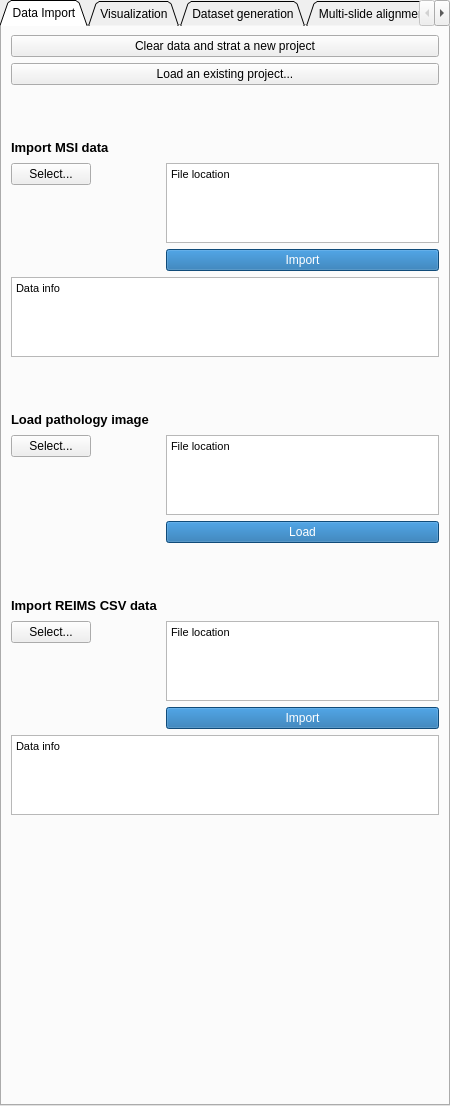
Before: the Qt Designer form SlicerDESI/Resources/UI/SlicerDESI.ui in jamzad/SlicerMassVision, drawn with Qt 5.
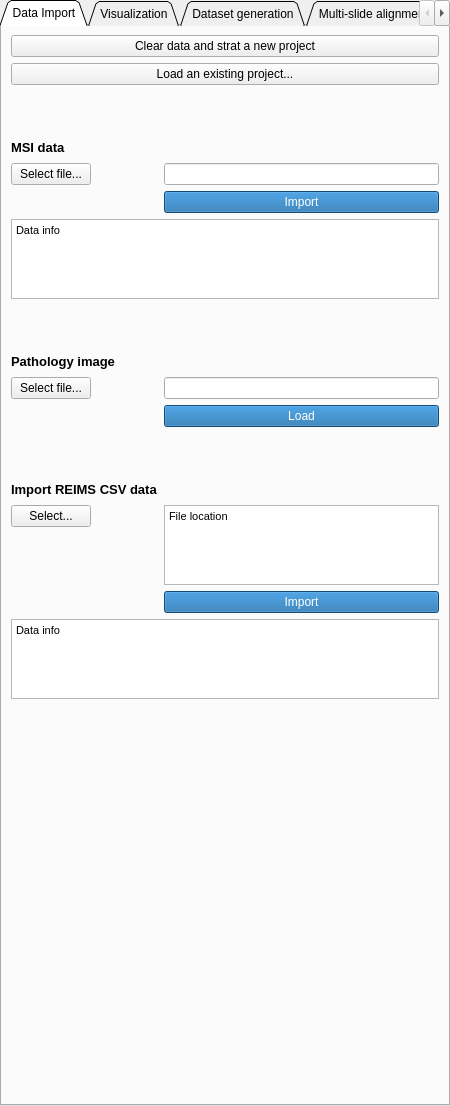
After: the same form once the commit is applied. The open tabs and pages were chosen to show the change.

Commit message: UPD update user interface for file importat

```diff
--- a/SlicerDESI/Resources/UI/SlicerDESI.ui
+++ b/SlicerDESI/Resources/UI/SlicerDESI.ui
@@ -56,23 +56,7 @@
       </property>
      </widget>
     </item>
-    <item row="2" column="0" colspan="2">
-     <spacer name="verticalSpacer_16">
-      <property name="orientation">
-       <enum>Qt::Vertical</enum>
-      </property>
-      <property name="sizeType">
-       <enum>QSizePolicy::Fixed</enum>
-      </property>
-      <property name="sizeHint" stdset="0">
-       <size>
-        <width>20</width>
-        <height>40</height>
-       </size>
-      </property>
-     </spacer>
-    </item>
-    <item row="3" column="0">
+    <item row="4" column="0">
      <widget class="QLabel" name="label_55">
       <property name="font">
        <font>
@@ -85,11 +69,11 @@
        <string notr="true"/>
       </property>
       <property name="text">
-       <string>Import MSI data</string>
+       <string>MSI data</string>
       </property>
      </widget>
     </item>
-    <item row="3" column="1">
+    <item row="4" column="1">
      <spacer name="horizontalSpacer_24">
       <property name="orientation">
        <enum>Qt::Horizontal</enum>
@@ -102,34 +86,21 @@
       </property>
      </spacer>
     </item>
-    <item row="4" column="0">
+    <item row="5" column="0">
      <widget class="QPushButton" name="textFileSelect">
       <property name="text">
-       <string>Select...</string>
-      </property>
-     </widget>
-    </item>
-    <item row="4" column="1">
-     <widget class="QTextBrowser" name="filenameTextBrowser">
-      <property name="maximumSize">
-       <size>
-        <width>16777215</width>
-        <height>80</height>
-       </size>
-      </property>
-      <property name="lineWidth">
-       <number>0</number>
-      </property>
-      <property name="html">
-       <string>&lt;!DOCTYPE HTML PUBLIC &quot;-//W3C//DTD HTML 4.0//EN&quot; &quot;http://www.w3.org/TR/REC-html40/strict.dtd&quot;&gt;
-&lt;html&gt;&lt;head&gt;&lt;meta name=&quot;qrichtext&quot; content=&quot;1&quot; /&gt;&lt;style type=&quot;text/css&quot;&gt;
-p, li { white-space: pre-wrap; }
-&lt;/style&gt;&lt;/head&gt;&lt;body style=&quot; font-family:'MS Shell Dlg 2'; font-size:8.25pt; font-weight:400; font-style:normal;&quot;&gt;
-&lt;p style=&quot; margin-top:0px; margin-bottom:0px; margin-left:0px; margin-right:0px; -qt-block-indent:0; text-indent:0px;&quot;&gt;File location&lt;/p&gt;&lt;/body&gt;&lt;/html&gt;</string>
+       <string>Select file...</string>
       </property>
      </widget>
     </item>
     <item row="5" column="1">
+     <widget class="QLineEdit" name="ImportlineEdit">
+      <property name="readOnly">
+       <bool>true</bool>
+      </property>
+     </widget>
+    </item>
+    <item row="6" column="1">
      <widget class="QPushButton" name="textFileLoad">
       <property name="styleSheet">
        <string notr="true">background-color: #1769aa;
@@ -138,9 +109,18 @@
       <property name="text">
        <string>Import</string>
       </property>
+      <property name="autoDefault">
+       <bool>false</bool>
+      </property>
+      <property name="default">
+       <bool>false</bool>
+      </property>
+      <property name="flat">
+       <bool>false</bool>
+      </property>
      </widget>
     </item>
-    <item row="6" column="0" colspan="2">
+    <item row="7" column="0" colspan="2">
      <widget class="QTextBrowser" name="dataInformation">
       <property name="maximumSize">
        <size>
@@ -157,7 +137,7 @@
       </property>
      </widget>
     </item>
-    <item row="7" column="0" colspan="2">
+    <item row="8" column="0" colspan="2">
      <spacer name="verticalSpacer_15">
       <property name="orientation">
        <enum>Qt::Vertical</enum>
@@ -173,7 +153,7 @@
       </property>
      </spacer>
     </item>
-    <item row="8" column="0">
+    <item row="9" column="0">
      <widget class="QLabel" name="label_61">
       <property name="font">
        <font>
@@ -186,11 +166,11 @@
        <string notr="true"/>
       </property>
       <property name="text">
-       <string>Load pathology image   </string>
+       <string>Pathology image   </string>
       </property>
      </widget>
     </item>
-    <item row="8" column="1">
+    <item row="9" column="1">
      <spacer name="horizontalSpacer_5">
       <property name="orientation">
        <enum>Qt::Horizontal</enum>
@@ -203,31 +183,21 @@
       </property>
      </spacer>
     </item>
-    <item row="9" column="0">
+    <item row="10" column="0">
      <widget class="QPushButton" name="histoFileSelect">
       <property name="text">
-       <string>Select...</string>
-      </property>
-     </widget>
-    </item>
-    <item row="9" column="1">
-     <widget class="QTextBrowser" name="histoTextBrowser">
-      <property name="maximumSize">
-       <size>
-        <width>16777215</width>
-        <height>80</height>
-       </size>
-      </property>
-      <property name="html">
-       <string>&lt;!DOCTYPE HTML PUBLIC &quot;-//W3C//DTD HTML 4.0//EN&quot; &quot;http://www.w3.org/TR/REC-html40/strict.dtd&quot;&gt;
-&lt;html&gt;&lt;head&gt;&lt;meta name=&quot;qrichtext&quot; content=&quot;1&quot; /&gt;&lt;style type=&quot;text/css&quot;&gt;
-p, li { white-space: pre-wrap; }
-&lt;/style&gt;&lt;/head&gt;&lt;body style=&quot; font-family:'MS Shell Dlg 2'; font-size:8.25pt; font-weight:400; font-style:normal;&quot;&gt;
-&lt;p style=&quot; margin-top:0px; margin-bottom:0px; margin-left:0px; margin-right:0px; -qt-block-indent:0; text-indent:0px;&quot;&gt;File location&lt;/p&gt;&lt;/body&gt;&lt;/html&gt;</string>
+       <string>Select file...</string>
       </property>
      </widget>
     </item>
     <item row="10" column="1">
+     <widget class="QLineEdit" name="HistoLineEdit">
+      <property name="readOnly">
+       <bool>true</bool>
+      </property>
+     </widget>
+    </item>
+    <item row="11" column="1">
      <widget class="QPushButton" name="loadHisto">
       <property name="styleSheet">
        <string notr="true">background-color: #1769aa;
@@ -238,7 +208,23 @@
       </property>
      </widget>
     </item>
-    <item row="12" column="0">
+    <item row="12" column="0" colspan="2">
+     <spacer name="verticalSpacer_25">
+      <property name="orientation">
+       <enum>Qt::Vertical</enum>
+      </property>
+      <property name="sizeType">
+       <enum>QSizePolicy::Fixed</enum>
+      </property>
+      <property name="sizeHint" stdset="0">
+       <size>
+        <width>20</width>
+        <height>40</height>
+       </size>
+      </property>
+     </spacer>
+    </item>
+    <item row="13" column="0">
      <widget class="QLabel" name="label_REIMS">
       <property name="font">
        <font>
@@ -255,7 +241,7 @@
       </property>
      </widget>
     </item>
-    <item row="12" column="1">
+    <item row="13" column="1">
      <spacer name="horizontalSpacer_28">
       <property name="orientation">
        <enum>Qt::Horizontal</enum>
@@ -268,43 +254,7 @@
       </property>
      </spacer>
     </item>
-    <item row="11" column="0" colspan="2">
-     <spacer name="verticalSpacer_25">
-      <property name="orientation">
-       <enum>Qt::Vertical</enum>
-      </property>
-      <property name="sizeType">
-       <enum>QSizePolicy::Fixed</enum>
-      </property>
-      <property name="sizeHint" stdset="0">
-       <size>
-        <width>20</width>
-        <height>40</height>
-       </size>
-      </property>
-     </spacer>
-    </item>
-    <item row="13" column="1">
-     <widget class="QTextBrowser" name="filenameREIMSBrowser">
-      <property name="maximumSize">
-       <size>
-        <width>16777215</width>
-        <height>80</height>
-       </size>
-      </property>
-      <property name="lineWidth">
-       <number>0</number>
-      </property>
-      <property name="html">
-       <string>&lt;!DOCTYPE HTML PUBLIC &quot;-//W3C//DTD HTML 4.0//EN&quot; &quot;http://www.w3.org/TR/REC-html40/strict.dtd&quot;&gt;
-&lt;html&gt;&lt;head&gt;&lt;meta name=&quot;qrichtext&quot; content=&quot;1&quot; /&gt;&lt;style type=&quot;text/css&quot;&gt;
-p, li { white-space: pre-wrap; }
-&lt;/style&gt;&lt;/head&gt;&lt;body style=&quot; font-family:'MS Shell Dlg 2'; font-size:8.25pt; font-weight:400; font-style:normal;&quot;&gt;
-&lt;p style=&quot; margin-top:0px; margin-bottom:0px; margin-left:0px; margin-right:0px; -qt-block-indent:0; text-indent:0px;&quot;&gt;File location&lt;/p&gt;&lt;/body&gt;&lt;/html&gt;</string>
-      </property>
-     </widget>
-    </item>
-    <item row="13" column="0">
+    <item row="14" column="0">
      <widget class="QPushButton" name="REIMSFileSelect">
       <property name="text">
        <string>Select...</string>
@@ -312,6 +262,26 @@
      </widget>
     </item>
     <item row="14" column="1">
+     <widget class="QTextBrowser" name="filenameREIMSBrowser">
+      <property name="maximumSize">
+       <size>
+        <width>16777215</width>
+        <height>80</height>
+       </size>
+      </property>
+      <property name="lineWidth">
+       <number>0</number>
+      </property>
+      <property name="html">
+       <string>&lt;!DOCTYPE HTML PUBLIC &quot;-//W3C//DTD HTML 4.0//EN&quot; &quot;http://www.w3.org/TR/REC-html40/strict.dtd&quot;&gt;
+&lt;html&gt;&lt;head&gt;&lt;meta name=&quot;qrichtext&quot; content=&quot;1&quot; /&gt;&lt;style type=&quot;text/css&quot;&gt;
+p, li { white-space: pre-wrap; }
+&lt;/style&gt;&lt;/head&gt;&lt;body style=&quot; font-family:'MS Shell Dlg 2'; font-size:8.25pt; font-weight:400; font-style:normal;&quot;&gt;
+&lt;p style=&quot; margin-top:0px; margin-bottom:0px; margin-left:0px; margin-right:0px; -qt-block-indent:0; text-indent:0px;&quot;&gt;File location&lt;/p&gt;&lt;/body&gt;&lt;/html&gt;</string>
+      </property>
+     </widget>
+    </item>
+    <item row="15" column="1">
      <widget class="QPushButton" name="REIMSFileLoad">
       <property name="styleSheet">
        <string notr="true">background-color: #1769aa;
@@ -323,19 +293,6 @@
      </widget>
     </item>
     <item row="16" column="0" colspan="2">
-     <spacer name="verticalSpacer_17">
-      <property name="orientation">
-       <enum>Qt::Vertical</enum>
-      </property>
-      <property name="sizeHint" stdset="0">
-       <size>
-        <width>20</width>
-        <height>40</height>
-       </size>
-      </property>
-     </spacer>
-    </item>
-    <item row="15" column="0" colspan="2">
      <widget class="QTextBrowser" name="REIMSInformation">
       <property name="maximumSize">
        <size>
@@ -352,6 +309,35 @@
       </property>
      </widget>
     </item>
+    <item row="17" column="0" colspan="2">
+     <spacer name="verticalSpacer_17">
+      <property name="orientation">
+       <enum>Qt::Vertical</enum>
+      </property>
+      <property name="sizeHint" stdset="0">
+       <size>
+        <width>20</width>
+        <height>40</height>
+       </size>
+      </property>
+     </spacer>
+    </item>
+    <item row="2" column="0" colspan="2">
+     <spacer name="verticalSpacer_16">
+      <property name="orientation">
+       <enum>Qt::Vertical</enum>
+      </property>
+      <property name="sizeType">
+       <enum>QSizePolicy::Fixed</enum>
+      </property>
+      <property name="sizeHint" stdset="0">
+       <size>
+        <width>20</width>
+        <height>40</height>
+       </size>
+      </property>
+     </spacer>
+    </item>
    </layout>
   </widget>
   <widget class="QWidget" name="tab_2">
```
Left out of the diff: 282 changed lines with no effect on the pictures. The commit also changes 2 other files.
